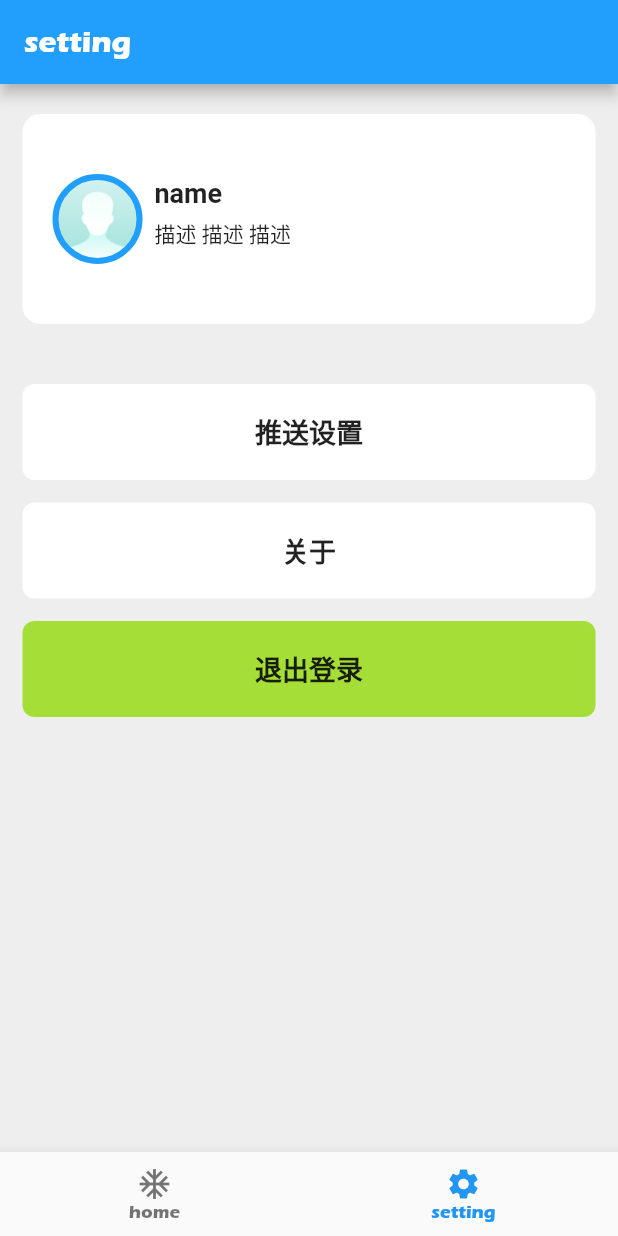
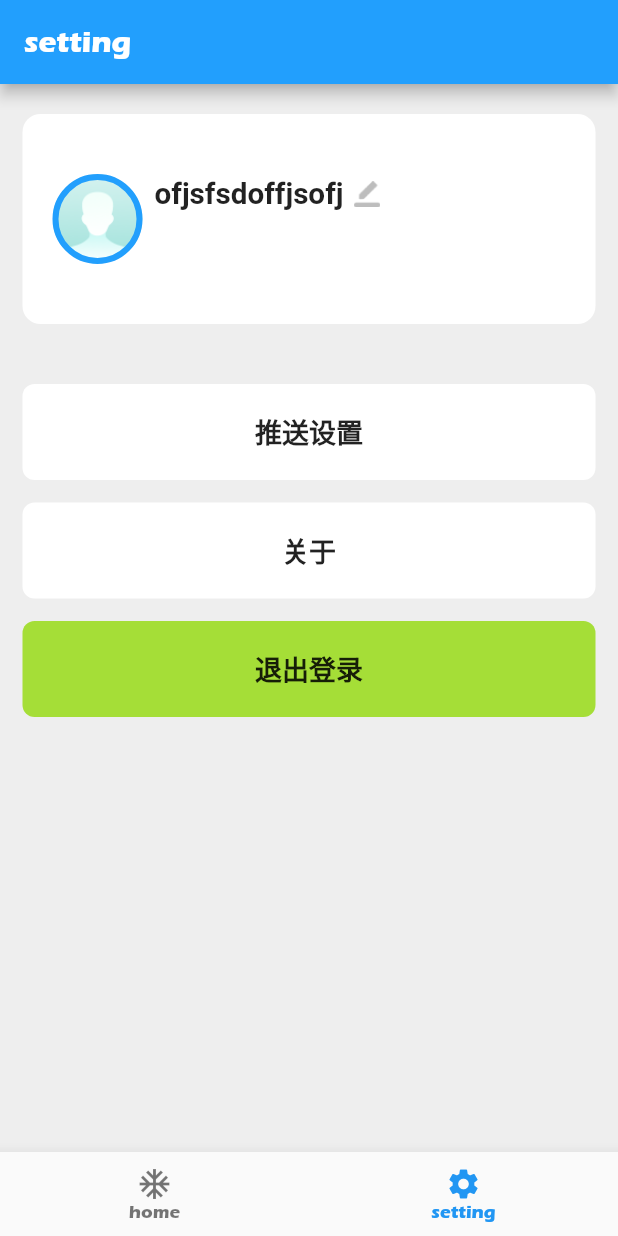
Before and after one commit to semperhhh/zhishu_card, a Flutter app: the screen it shows after launch, item 2 of the bottom bar chosen, on a phone screen of 412 x 824 dp. Run offline on Flutter 3.47's test engine with Material 2 defaults, Android fonts, the phone set to English and light mode, and no system bars; our stand-ins replace flutter_screenutil, image_picker, shared_preferences; Roboto replaces fonts that are missing (PingFangSC).

Commit message:
添加个人设置弹窗

```diff
--- a/lib/Setting/Views/SettingTopView.dart
+++ b/lib/Setting/Views/SettingTopView.dart
@@ -8,6 +8,7 @@ import 'package:path_provider/path_provider.dart';
 import 'package:shared_preferences/shared_preferences.dart';
 import 'package:zhishu_card_flutter/Tools/ColorUtil.dart';
 import 'package:zhishu_card_flutter/Tools/FileUtil.dart';
+import 'package:zhishu_card_flutter/Tools/MainTool.dart';
 
 class SettingTopView extends StatefulWidget {
   @override
@@ -18,6 +19,8 @@ class _SettingTopViewState extends State<SettingTopView> {
   MethodChannel _methodChannel = MethodChannel("picture_page");
   String _imageFile;
   File _image;
+  String _nameStr = ""; // 名称
+  String _descStr = ""; // 描述
   final picker = ImagePicker();
 
   Future getImage() async {
@@ -41,6 +44,22 @@ class _SettingTopViewState extends State<SettingTopView> {
   void initState() {
     super.initState();
 
+    // set name
+    /*
+    SharedPreferences.getInstance().then((value) {
+      value.setString("name", "zhangsan");
+      value.setString("desc", "换个好工作");
+    });
+    */
+
+    // get name
+    SharedPreferences.getInstance().then((value) {
+      _nameStr = value.getString("name") != null ? value.getString("name") : "";
+      _descStr = value.getString("desc") != null ? value.getString("desc") : "";
+      setState(() {});
+    });
+
+    // get head
     FileUtil.getLocalFile("head.png").then((value) {
       if (value != null) {
         setState(() {
@@ -91,22 +110,57 @@ class _SettingTopViewState extends State<SettingTopView> {
       ),
     );
     var nameView = Container(
-        margin: EdgeInsets.only(left: 8),
+      margin: EdgeInsets.only(left: 8, right: 8),
       height: 56,
       child: Column(
         crossAxisAlignment: CrossAxisAlignment.start,
         children: [
-            Text(
-              "name",
+          Row(
+            children: [
+              ConstrainedBox(
+                  constraints: BoxConstraints(maxWidth: 180.w),
+                  child: Text("ofjsfsdoffjsofj",
+                      maxLines: 1,
+                      overflow: TextOverflow.ellipsis,
                       style: TextStyle(
                           color: Colors.black87,
                           fontWeight: FontWeight.w700,
-                  fontSize: 18),
+                          fontSize: 18.sp))),
+              SizedBox(width: 7),
+              Image.asset(
+                "asset/images/my_bianji_icon.png",
+                color: Colors.grey[400],
+                height: 16.w,
+                width: 16.w,
+              ),
+            ],
+            crossAxisAlignment: CrossAxisAlignment.center,
           ),
           SizedBox(height: 6),
-            Text("描述 描述 描述 ", textAlign: TextAlign.left),
+          Text(_descStr,
+              maxLines: 1,
+              overflow: TextOverflow.ellipsis,
+              style: TextStyle(
+                  color: Colors.black54,
+                  fontSize: 12.sp,
+                  fontWeight: FontWeight.bold))
         ],
-        ));
+      ),
+    );
+
+    Widget nameGesture = GestureDetector(
+      child: nameView,
+      onTap: () {
+        showDialog(
+            context: context,
+            builder: (BuildContext context) {
+              return SimpleDialog(
+                title: Text("dialog"),
+              );
+            });
+      },
+    );
+
     Widget content = Container(
         decoration: BoxDecoration(
           color: Colors.white,
@@ -114,12 +168,10 @@ class _SettingTopViewState extends State<SettingTopView> {
         ),
         margin: EdgeInsets.only(top: 20, left: 15, right: 15),
         height: 140,
-      width: ScreenUtil().screenWidth,
         padding: EdgeInsets.only(left: 20),
         child: Row(
-        children: [headView, nameView],
-      ),
-    );
+          children: [headView, Expanded(child: nameGesture)],
+        ));
     return content;
   }
 
```
Also changed, not shown: lib/Home/Views/HomeTableViewCell.dart (+16 -13 lines), asset/images/2x/my_bianji_icon@2x.png (added), asset/images/3x/my_bianji_icon@3x.png (added), asset/images/my_bianji_icon.png (added). Lines whose indentation alone changed are shown as unchanged.
